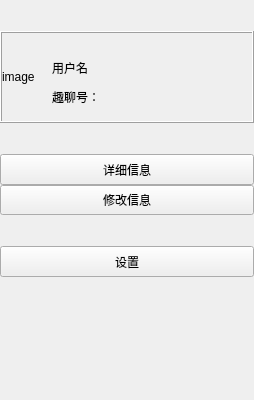
First picture: the form in customWidget/widgetmine.ui, repository GhostsLYB/Client, before the edit.
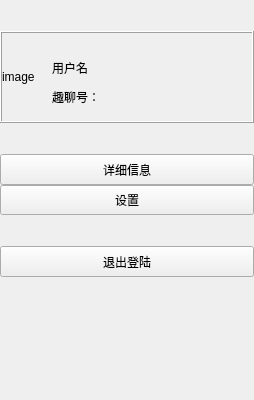
Second picture: the form after the edit.

Commit message: 添加：登陆自动下载好友头像，聊天界面信息显示优化

The edit to the form file:
```diff
--- a/customWidget/widgetmine.ui
+++ b/customWidget/widgetmine.ui
@@ -138,7 +138,7 @@
       </widget>
      </item>
      <item>
-      <widget class="QToolButton" name="btn_modifyInfo">
+      <widget class="QToolButton" name="btn_setup">
        <property name="sizePolicy">
         <sizepolicy hsizetype="Preferred" vsizetype="Preferred">
          <horstretch>0</horstretch>
@@ -146,7 +146,7 @@
         </sizepolicy>
        </property>
        <property name="text">
-        <string>修改信息</string>
+        <string>设置</string>
        </property>
       </widget>
      </item>
@@ -168,7 +168,7 @@
    <item>
     <layout class="QVBoxLayout" name="verticalLayout">
      <item>
-      <widget class="QToolButton" name="btn_setup">
+      <widget class="QToolButton" name="btn_modifyInfo">
        <property name="sizePolicy">
         <sizepolicy hsizetype="Preferred" vsizetype="Preferred">
          <horstretch>0</horstretch>
@@ -176,7 +176,7 @@
         </sizepolicy>
        </property>
        <property name="text">
-        <string>设置</string>
+        <string>退出登陆</string>
        </property>
       </widget>
      </item>
```
Left out of the diff: 2 changed lines with no effect on the pictures. The commit also changes 22 other files.
